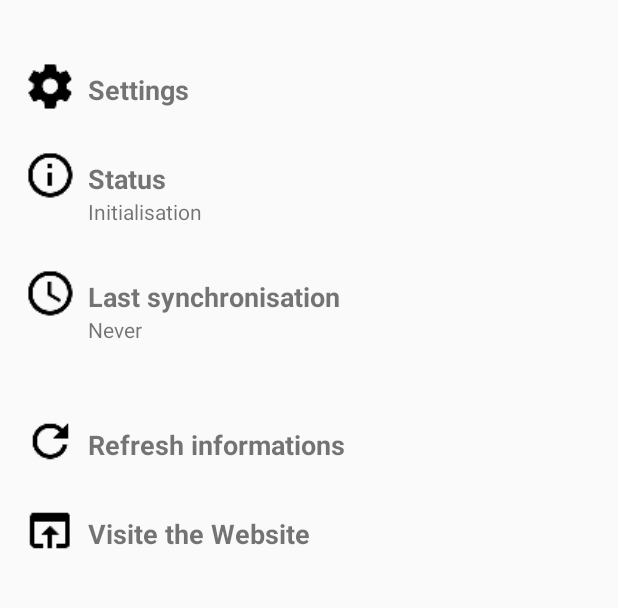
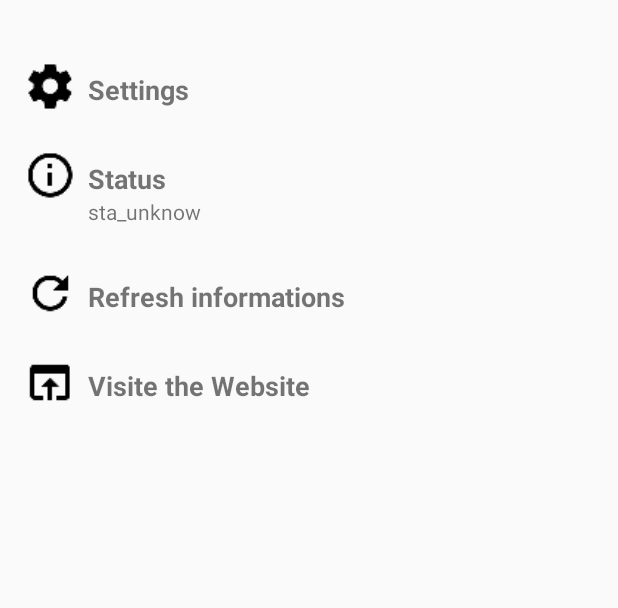
Before and after one commit to CodazziS/SmsOnline, an Android app: the screen it shows after launch (MainActivity), on a phone screen of 412 x 824 dp, the part 194-802 px from its top. Run offline under Robolectric (Android 15) with nearby library versions, the light colour scheme and no system bars.

Commit message:
add errors status

```diff
--- a/app/src/main/AndroidManifest.xml
+++ b/app/src/main/AndroidManifest.xml
@@ -36,15 +36,13 @@
         </activity>
 
         <!-- NOTIFICATION EVENT -->
-        <!--
-        <service android:name="fr.codazzi.smsonline.sync.NLService"
+        <service android:name="fr.codazzi.smsonline.listeners.NotificationEvent"
             android:label="@string/app_name"
             android:permission="android.permission.BIND_NOTIFICATION_LISTENER_SERVICE">
             <intent-filter>
                 <action android:name="android.service.notification.NotificationListenerService" />
             </intent-filter>
         </service>
-        -->
 
         <!-- EVENT WHEN PHONE RESTART -->
         <receiver
--- a/app/src/main/java/fr/codazzi/smsonline/MainActivity.java
+++ b/app/src/main/java/fr/codazzi/smsonline/MainActivity.java
@@ -1,9 +1,6 @@
 package fr.codazzi.smsonline;
 
 import android.Manifest;
-import android.app.AlarmManager;
-import android.app.PendingIntent;
-import android.content.Context;
 import android.content.DialogInterface;
 import android.content.Intent;
 import android.content.SharedPreferences;
@@ -11,6 +8,7 @@ import android.content.pm.PackageInfo;
 import android.content.pm.PackageManager;
 import android.net.Uri;
 import android.os.Bundle;
+import android.provider.Settings;
 import android.support.annotation.NonNull;
 import android.support.design.widget.Snackbar;
 import android.support.v7.app.AlertDialog;
@@ -21,16 +19,11 @@ import android.view.View;
 import android.widget.Button;
 import android.widget.CheckBox;
 import android.widget.EditText;
+import android.widget.LinearLayout;
 import android.widget.TextView;
 import android.widget.Toast;
 
-import java.text.DateFormat;
-import java.text.SimpleDateFormat;
-import java.util.Date;
-import java.util.Locale;
-
-import fr.codazzi.smsonline.listeners.RevisionsEvent;
-import fr.codazzi.smsonline.listeners.SyncEvent;
+import fr.codazzi.smsonline.listeners.LaunchEvent;
 
 public class MainActivity extends AppCompatActivity {
     private String c_activity;
@@ -42,10 +35,8 @@ public class MainActivity extends AppCompatActivity {
         super.onCreate(savedInstanceState);
         this.settings = this.getSharedPreferences("swb_infos", 0);
         putMain();
-        this.setAlarm();
+        LaunchEvent.setAlarm(this);
         this.refresh_loop();
-        // TODO REMOVE PERM HERE
-        askPermissions();
     }
 
     private void refresh_loop() {
@@ -53,10 +44,10 @@ public class MainActivity extends AppCompatActivity {
             TextView status;
             int status_int;
             status = (TextView) findViewById(R.id.status_str);
-            status_int = this.settings.getInt("status", 20);
-            status.setText(getResources().getStringArray(R.array.status_str)[status_int]);
+            status_int = this.settings.getInt("SyncManagerStatus", R.string.sta_unknow);
+            status.setText(getResources().getString(status_int));
         } catch (Exception e) {
-
+            e.printStackTrace();
         }
         new android.os.Handler().postDelayed(
                 new Runnable() {
@@ -65,34 +56,6 @@ public class MainActivity extends AppCompatActivity {
                     }
                 },
                 2000);
-    }
-
-    private void setAlarm() {
-        /* START REVISION TIMER every 5 min */
-        Intent myIntent = new Intent(this, RevisionsEvent.class);
-        PendingIntent pendingIntent = PendingIntent.getBroadcast(
-                this,
-                0,
-                myIntent,
-                PendingIntent.FLAG_UPDATE_CURRENT);
-        AlarmManager alarmManager = (AlarmManager)this.getSystemService(Context.ALARM_SERVICE);
-        alarmManager.setRepeating(AlarmManager.RTC_WAKEUP,
-                System.currentTimeMillis() + 1000,
-                60000, //300000, // 5 min in ms
-                pendingIntent);
-
-        /* START SYNC TIMER every 1 min */
-        Intent myIntent2 = new Intent(this, SyncEvent.class);
-        PendingIntent pendingIntent2 = PendingIntent.getBroadcast(
-                this,
-                0,
-                myIntent2,
-                PendingIntent.FLAG_UPDATE_CURRENT);
-        AlarmManager alarmManager2 = (AlarmManager)this.getSystemService(Context.ALARM_SERVICE);
-        alarmManager2.setRepeating(AlarmManager.RTC_WAKEUP,
-                System.currentTimeMillis() + 1000,
-                60000, //120000, // 1 min in ms
-                pendingIntent2);
     }
 
     @Override
@@ -109,13 +72,20 @@ public class MainActivity extends AppCompatActivity {
             if (diff <= 2000) {
                 finish();
             } else {
-                Toast.makeText(getApplicationContext(), getString(R.string.home_back_to_quit), Toast.LENGTH_SHORT).show();
+                Toast.makeText(
+                        getApplicationContext(),
+                        getString(R.string.home_back_to_quit),
+                        Toast.LENGTH_SHORT
+                ).show();
             }
             lastPressTime = pressTime;
         } else {
             putMain();
-            Snackbar.make(findViewById(android.R.id.content), getString(R.string.home_change_not_saved), Snackbar.LENGTH_LONG)
-                    .setAction("Action", null).show();
+            Snackbar.make(
+                    findViewById(android.R.id.content),
+                    getString(R.string.home_change_not_saved),
+                    Snackbar.LENGTH_LONG
+            ).setAction("Action", null).show();
         }
     }
 
@@ -166,11 +136,8 @@ public class MainActivity extends AppCompatActivity {
     /* Navigation */
     private void putMain() {
         TextView status;
-        TextView sync;
         Toolbar toolbar;
-        Date last_sync_date;
         int status_int;
-        long last_sync;
 
         c_activity = "main";
         setContentView(R.layout.activity_main);
@@ -178,28 +145,17 @@ public class MainActivity extends AppCompatActivity {
         setSupportActionBar(toolbar);
 
         status = (TextView) findViewById(R.id.status_str);
-        status_int = this.settings.getInt("status", 20);
-        status.setText(getResources().getStringArray(R.array.status_str)[status_int]);
-        sync = (TextView) findViewById(R.id.sync_str);
-        last_sync = settings.getLong("last_sync", 0);
-        if (last_sync != 0) {
-            last_sync_date = new Date(last_sync);
-            DateFormat dateFormat = DateFormat.getDateInstance();
-            SimpleDateFormat sdf = new SimpleDateFormat("HH:mm:ss", Locale.getDefault());
-            sync.setText(String.valueOf(dateFormat.format(last_sync_date) + " " + sdf.format(last_sync_date)));
-        } else {
-            sync.setText(getResources().getString(R.string.never_sync));
-        }
-        /*
+        status_int = this.settings.getInt("SyncManagerStatus", R.string.sta_unknow);
+        status.setText(getResources().getString(status_int));
+
         try {
-            TODO: Reactive
             if (!Settings.Secure.getString(getContentResolver(), "enabled_notification_listeners").contains(getPackageName())) {
                 LinearLayout notification_warning = (LinearLayout) findViewById(R.id.notification_warning);
                 notification_warning.setVisibility(View.VISIBLE);
             }
         } catch (Exception e) {
             e.printStackTrace();
-        }*/
+        }
     }
 
     /* On clicks */
@@ -214,25 +170,7 @@ public class MainActivity extends AppCompatActivity {
         CheckBox show_full;
         CheckBox sync_mms;
 
-        String default_api_url = getString(R.string.api_url);
-        String default_email = "";
-        String default_password = "";
         this.c_activity = "settings";
-
-        /* Get defaults values */
-        try {
-            if (BuildConfig.DEBUG) {
-                default_api_url = getString(R.string.api_url_debug);
-            }
-            PackageInfo pInfo = getPackageManager().getPackageInfo(getPackageName(), 0);
-            if (pInfo.versionName.contains("alpha")) {
-                default_email = "alpha@example.com";
-                default_password = "@z3rtY";
-                default_api_url = getString(R.string.api_url_debug);
-            }
-        } catch (PackageManager.NameNotFoundException e) {
-            e.printStackTrace();
-        }
 
         /* Set view */
         setContentView(R.layout.activity_settings);
@@ -251,11 +189,11 @@ public class MainActivity extends AppCompatActivity {
         settings_logs = (TextView) findViewById(R.id.settingsLogs);
 
         /* set values */
-        email.setText(this.settings.getString("email", default_email));
-        password.setText(this.settings.getString("password", default_password));
+        email.setText(this.settings.getString("email", ""));
+        password.setText(this.settings.getString("password", ""));
         wifi_only.setChecked(this.settings.getBoolean("wifi_only", true));
         sync_mms.setChecked(this.settings.getBoolean("sync_mms", true));
-        server_uri.setText(this.settings.getString("server_uri2", default_api_url));
+        server_uri.setText(this.settings.getString("server_uri2", getString(R.string.api_url)));
         settings_logs.setText(Tools.getStoreLog(this.getApplicationContext()));
 
         /* Submit form */
@@ -353,43 +291,16 @@ public class MainActivity extends AppCompatActivity {
         editor.putString("email", email.getText().toString());
         editor.putString("password", password.getText().toString());
         editor.putString("server_uri2", server_uri.getText().toString());
-        editor.putBoolean("reset_api", true);
         editor.putBoolean("wifi_only", wifi_only.isChecked() || wifi_only.isActivated() || wifi_only.isFocused());
         editor.putBoolean("sync_mms", checkbox_sync_mms.isChecked() || checkbox_sync_mms.isActivated() || checkbox_sync_mms.isFocused());
         editor.apply();
 
         putMain();
-        Snackbar.make(findViewById(android.R.id.content), getString(R.string.home_change_saved), Snackbar.LENGTH_LONG)
-                .setAction("Action", null).show();
+        Snackbar.make(
+            findViewById(android.R.id.content),
+            getString(R.string.home_change_saved),
+            Snackbar.LENGTH_LONG
+        ).setAction("Action", null).show();
         this.askPermissions();
-        this.logonLoop();
-    }
-
-    private void logonLoop() {
-//        ConnectivityManager cm = (ConnectivityManager) getSystemService(Context.CONNECTIVITY_SERVICE);
-//        NetworkInfo network = cm.getActiveNetworkInfo();
-//        boolean wifi_only = this.settings.getBoolean("wifi_only", true);
-//
-//        if (network == null
-//                || (wifi_only && network.getType() != ConnectivityManager.TYPE_WIFI)
-//                || !network.isConnectedOrConnecting()) {
-//            SharedPreferences.Editor editor = this.settings.edit();
-//            editor.putInt("status", 20);
-//            editor.apply();
-//            return;
-//        }
-//
-//        new Api(this, this.settings).Run();
-//
-//        int status = this.settings.getInt("status", -1);
-//        if (status != 26 && (status >= 20 || status == 0)) {
-//            final Handler handler = new Handler();
-//            handler.postDelayed(new Runnable() {
-//                @Override
-//                public void run() {
-//                    logonLoop();
-//                }
-//            }, 5000);
-//        }
     }
 }
--- /dev/null
+++ b/app/src/main/java/fr/codazzi/smsonline/listeners/LaunchEvent.java
@@ -0,0 +1,41 @@
+package fr.codazzi.smsonline.listeners;
+
+import android.app.AlarmManager;
+import android.app.PendingIntent;
+import android.content.Context;
+import android.content.Intent;
+
+/**
+ * Created by azzod on 15/02/2017.
+ */
+
+public class LaunchEvent {
+
+    static public void setAlarm(Context context) {
+        /* START REVISION TIMER every 5 min */
+        Intent myIntent = new Intent(context, RevisionsEvent.class);
+        PendingIntent pendingIntent = PendingIntent.getBroadcast(
+                context,
+                0,
+                myIntent,
+                PendingIntent.FLAG_UPDATE_CURRENT);
+        AlarmManager alarmManager = (AlarmManager)context.getSystemService(Context.ALARM_SERVICE);
+        alarmManager.setRepeating(AlarmManager.RTC_WAKEUP,
+                System.currentTimeMillis() + 1000,
+                60000, //120000, // 2 min in ms
+                pendingIntent);
+
+        /* START SYNC TIMER every 1 min */
+        Intent myIntent2 = new Intent(context, SyncEvent.class);
+        PendingIntent pendingIntent2 = PendingIntent.getBroadcast(
+                context,
+                0,
+                myIntent2,
+                PendingIntent.FLAG_UPDATE_CURRENT);
+        AlarmManager alarmManager2 = (AlarmManager)context.getSystemService(Context.ALARM_SERVICE);
+        alarmManager2.setRepeating(AlarmManager.RTC_WAKEUP,
+                System.currentTimeMillis() + 1000,
+                60000, //120000, // 1 min in ms
+                pendingIntent2);
+    }
+}
--- a/app/src/main/java/fr/codazzi/smsonline/objects/SmsManager.java
+++ b/app/src/main/java/fr/codazzi/smsonline/objects/SmsManager.java
@@ -61,7 +61,7 @@ class SmsManager {
         return sms_list;
     }
 
-    static public void sendMessage(String address, String body) {
+    static void sendMessage(String address, String body) {
         android.telephony.SmsManager sms = android.telephony.SmsManager.getDefault();
         ArrayList<String> mSMSMessage = sms.divideMessage(body);
         ArrayList<PendingIntent> deliveredIntents;
--- a/app/src/main/res/layout/content_main.xml
+++ b/app/src/main/res/layout/content_main.xml
@@ -108,42 +108,6 @@
         </LinearLayout>
     </LinearLayout>
 
-    <!-- Last sync -->
-    <LinearLayout
-        style="@style/Block"
-        android:orientation="horizontal"
-        android:layout_width="match_parent"
-        android:layout_height="wrap_content"
-        >
-        <ImageView
-            android:layout_width="35dp"
-            android:layout_height="35dp"
-            android:contentDescription="@string/main_sync"
-            android:src="@drawable/ic_schedule_black_24dp"/>
-        <LinearLayout
-            style="@style/Block"
-            android:orientation="vertical"
-            android:layout_width="match_parent"
-            android:layout_height="wrap_content"
-            android:padding="7dp"
-            >
-            <TextView
-                style="@style/ItemTitle"
-                android:layout_width="match_parent"
-                android:layout_height="wrap_content"
-                android:text="@string/main_sync"
-                />
-
-            <TextView
-                style="@style/ItemValue"
-                android:id="@+id/sync_str"
-                android:layout_width="match_parent"
-                android:layout_height="wrap_content"
-                android:text=""
-                />
-        </LinearLayout>
-    </LinearLayout>
-
     <LinearLayout
         style="@style/Block"
         android:orientation="horizontal"
--- a/app/src/main/res/values/strings.xml
+++ b/app/src/main/res/values/strings.xml
@@ -1,35 +1,6 @@
 <resources>
     <!-- COMMON -->
     <string name="app_name">SmsOnline</string>
-    <string-array name="status_str">
-        <!-- 00 --><item>Initialisation</item>
-        <!-- 01 --><item>Missing credentials</item>
-        <!-- 02 --><item>Network error</item>
-        <!-- 03 --><item>Email is not valid</item>
-        <!-- 04 --><item>Password is too short</item>
-        <!-- 05 --><item>Email already exist</item>
-        <!-- 06 --><item>Bad credentials</item>
-        <!-- 07 --><item>Object not found</item>
-        <!-- 08 --><item>Unknown error</item>
-        <!-- 09 --><item>Unknown error</item>
-        <!-- 10 --><item>Unknown error</item>
-        <!-- 11 --><item>Unknown error</item>
-        <!-- 12 --><item>Unknown error</item>
-        <!-- 13 --><item>Unknown error</item>
-        <!-- 14 --><item>Unknown error</item>
-        <!-- 15 --><item>Unknown error</item>
-        <!-- 16 --><item>API version not match: maybe you should update your application</item>
-        <!-- 17 --><item>Unknown error</item>
-        <!-- 18 --><item>Unknown error</item>
-        <!-- 19 --><item>Unknown error</item>
-        <!-- 20 --><item>Initialisation</item>
-        <!-- 21 --><item>Login</item>
-        <!-- 22 --><item>Sync device configuration</item>
-        <!-- 23 --><item>Contacts synchronization</item>
-        <!-- 24 --><item>SMS synchronization</item>
-        <!-- 25 --><item>MMS synchronization</item>
-        <!-- 26 --><item>Synchronized</item>
-    </string-array>
 
     <!-- VIEWS -->
         <!-- activity_main - main -->
@@ -63,4 +34,17 @@
     <string name="permissions_text">The application need permissions for run.</string>
     <string name="permissions_ask">Ask Permissions</string>
     <string name="permission_cancel">Cancel</string>
+
+    <!-- STATUS -->
+    <string name="sta_no_infos">No credentials</string>
+    <string name="sta_connected">sta_connected</string>
+    <string name="sta_bad_revision">sta_bad_revision</string>
+    <string name="sta_synchronized">sta_synchronized</string>
+    <string name="sta_rev_error">sta_rev_error</string>
+    <string name="sta_sync_contacts">sta_sync_contacts</string>
+    <string name="sta_sync_sms">sta_sync_sms</string>
+    <string name="sta_sync_mms">sta_sync_mms</string>
+    <string name="sta_synced">sta_synced</string>
+    <!-- API -->
+    <string name="sta_unknow">sta_unknow</string>
 </resources>
```
Also changed, not shown: app/src/main/java/fr/codazzi/smsonline/Tools.java (+31 -0 lines), app/src/main/java/fr/codazzi/smsonline/listeners/NotificationEvent.java (+30 -4 lines), app/src/main/java/fr/codazzi/smsonline/objects/RevisionsManager.java (+13 -0 lines), app/src/main/java/fr/codazzi/smsonline/objects/SyncManager.java (+60 -1 lines).
